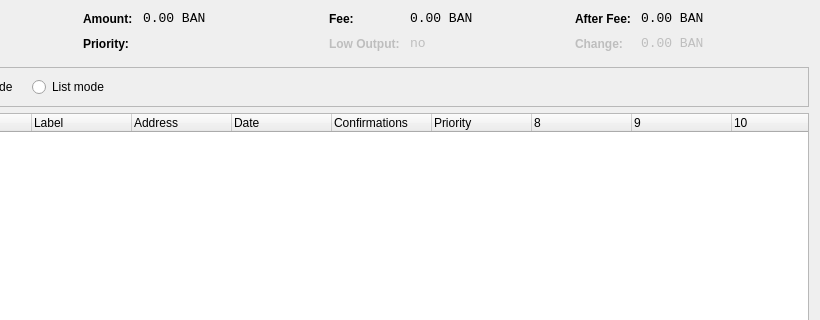
Bitspender/h5, file src/qt/forms/coincontroldialog.ui: the form before one commit; both pictures show x 180 to 1000 and y 0 to 320 of the 1000 by 500 pixel window.
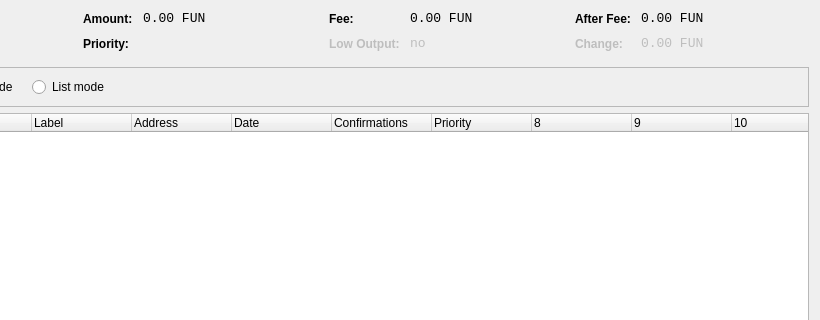
The form after the commit. Custom widgets are drawn as their Qt base class.

What changed in the file:
```diff
--- a/src/qt/forms/coincontroldialog.ui
+++ b/src/qt/forms/coincontroldialog.ui
@@ -141,7 +141,7 @@
           <enum>Qt::ActionsContextMenu</enum>
          </property>
          <property name="text">
-          <string notr="true">0.00 BAN</string>
+          <string notr="true">0.00 FUN</string>
          </property>
          <property name="textInteractionFlags">
           <set>Qt::LinksAccessibleByMouse|Qt::TextSelectableByKeyboard|Qt::TextSelectableByMouse</set>
@@ -221,7 +221,7 @@
           <enum>Qt::ActionsContextMenu</enum>
          </property>
          <property name="text">
-          <string notr="true">0.00 BAN</string>
+          <string notr="true">0.00 FUN</string>
          </property>
          <property name="textInteractionFlags">
           <set>Qt::LinksAccessibleByMouse|Qt::TextSelectableByKeyboard|Qt::TextSelectableByMouse</set>
@@ -307,7 +307,7 @@
           <enum>Qt::ActionsContextMenu</enum>
          </property>
          <property name="text">
-          <string notr="true">0.00 BAN</string>
+          <string notr="true">0.00 FUN</string>
          </property>
          <property name="textInteractionFlags">
           <set>Qt::LinksAccessibleByMouse|Qt::TextSelectableByKeyboard|Qt::TextSelectableByMouse</set>
@@ -345,7 +345,7 @@
           <enum>Qt::ActionsContextMenu</enum>
          </property>
          <property name="text">
-          <string notr="true">0.00 BAN</string>
+          <string notr="true">0.00 FUN</string>
          </property>
          <property name="textInteractionFlags">
           <set>Qt::LinksAccessibleByMouse|Qt::TextSelectableByKeyboard|Qt::TextSelectableByMouse</set>
```
